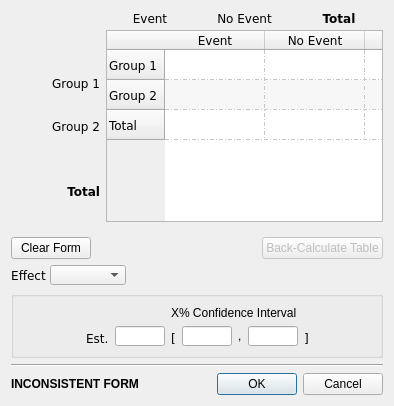
AliSalman-et-al/openmeta-analyst-community, file src/rc_metastudio/forms/binary_data_form2.ui: the form before one commit.
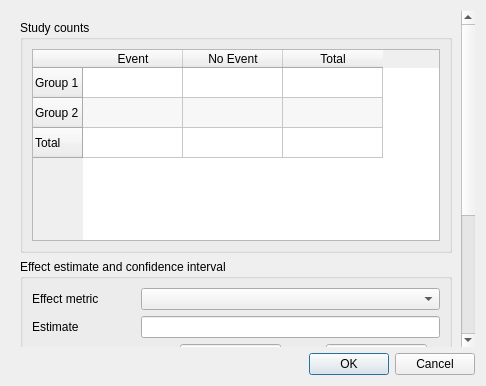
The form after the commit. Icons and pictures are not drawn.

```diff
--- a/src/rc_metastudio/forms/binary_data_form2.ui
+++ b/src/rc_metastudio/forms/binary_data_form2.ui
@@ -2,535 +2,86 @@
 <ui version="4.0">
  <class>BinaryDataForm</class>
  <widget class="QDialog" name="BinaryDataForm">
-  <property name="geometry">
-   <rect>
-    <x>0</x>
-    <y>0</y>
-    <width>394</width>
-    <height>382</height>
-   </rect>
-  </property>
-  <property name="windowTitle">
-   <string>Binary Data</string>
-  </property>
-  <property name="windowIcon">
-   <iconset resource="../images/icons.qrc">
-    <normaloff>:/misc/meta.png</normaloff>:/misc/meta.png</iconset>
-  </property>
-  <layout class="QVBoxLayout" name="verticalLayout_4">
+  <property name="geometry"><rect><x>0</x><y>0</y><width>0</width><height>0</height></rect></property>
+  <property name="windowTitle"><string>Binary Data</string></property>
+  <property name="windowIcon"><iconset resource="../images/icons.qrc"><normaloff>:/misc/meta.png</normaloff>:/misc/meta.png</iconset></property>
+  <layout class="QVBoxLayout" name="dialog_layout">
    <item>
-    <layout class="QVBoxLayout" name="verticalLayout_3">
-     <item>
-      <layout class="QGridLayout" name="gridLayout_5">
-       <property name="bottomMargin">
-        <number>9</number>
-       </property>
-       <property name="verticalSpacing">
-        <number>4</number>
-       </property>
-       <item row="0" column="1">
-        <widget class="QLabel" name="event_lbl_3">
-         <property name="font">
-          <font>
-           <family>Verdana</family>
-          </font>
-         </property>
-         <property name="text">
-          <string>Event</string>
-         </property>
-         <property name="alignment">
-          <set>Qt::AlignCenter</set>
-         </property>
+    <widget class="QScrollArea" name="content_scroll">
+     <property name="frameShape"><enum>QFrame::NoFrame</enum></property>
+     <property name="widgetResizable"><bool>true</bool></property>
+     <property name="horizontalScrollBarPolicy"><enum>Qt::ScrollBarAsNeeded</enum></property>
+     <property name="verticalScrollBarPolicy"><enum>Qt::ScrollBarAsNeeded</enum></property>
+     <widget class="QWidget" name="content_widget">
+      <property name="geometry"><rect><x>0</x><y>0</y><width>0</width><height>0</height></rect></property>
+      <layout class="QVBoxLayout" name="content_layout">
+       <item>
+        <widget class="QGroupBox" name="counts_group">
+         <property name="title"><string>Study counts</string></property>
+         <layout class="QVBoxLayout" name="counts_layout">
+          <item>
+           <widget class="QTableWidget" name="raw_data_table">
+            <property name="sizePolicy"><sizepolicy hsizetype="Expanding" vsizetype="Fixed"><horstretch>1</horstretch><verstretch>0</verstretch></sizepolicy></property>
+            <property name="horizontalScrollBarPolicy"><enum>Qt::ScrollBarAsNeeded</enum></property>
+            <property name="verticalScrollBarPolicy"><enum>Qt::ScrollBarAsNeeded</enum></property>
+            <property name="alternatingRowColors"><bool>true</bool></property>
+            <property name="rowCount"><number>3</number></property>
+            <property name="columnCount"><number>3</number></property>
+            <attribute name="horizontalHeaderHighlightSections"><bool>false</bool></attribute>
+            <attribute name="verticalHeaderHighlightSections"><bool>false</bool></attribute>
+            <row><property name="text"><string>Group 1</string></property></row>
+            <row><property name="text"><string>Group 2</string></property></row>
+            <row><property name="text"><string>Total</string></property></row>
+            <column><property name="text"><string>Event</string></property></column>
+            <column><property name="text"><string>No Event</string></property></column>
+            <column><property name="text"><string>Total</string></property></column>
+           </widget>
+          </item>
+         </layout>
         </widget>
        </item>
-       <item row="0" column="2">
-        <widget class="QLabel" name="label_18">
-         <property name="font">
-          <font>
-           <family>Verdana</family>
-          </font>
-         </property>
-         <property name="text">
-          <string>No Event</string>
-         </property>
-         <property name="alignment">
-          <set>Qt::AlignCenter</set>
-         </property>
+       <item>
+        <widget class="QGroupBox" name="groupBox">
+         <property name="title"><string>Effect estimate and confidence interval</string></property>
+         <layout class="QFormLayout" name="calculator_layout">
+          <property name="fieldGrowthPolicy"><enum>QFormLayout::AllNonFixedFieldsGrow</enum></property>
+          <property name="rowWrapPolicy"><enum>QFormLayout::WrapLongRows</enum></property>
+          <item row="0" column="0"><widget class="QLabel" name="label_17"><property name="text"><string>Effect metric</string></property></widget></item>
+          <item row="0" column="1"><widget class="QComboBox" name="effect_cbo_box"><property name="sizePolicy"><sizepolicy hsizetype="Expanding" vsizetype="Fixed"><horstretch>1</horstretch><verstretch>0</verstretch></sizepolicy></property></widget></item>
+          <item row="1" column="0"><widget class="QLabel" name="est_lbl"><property name="text"><string>Estimate</string></property></widget></item>
+          <item row="1" column="1"><widget class="QLineEdit" name="effect_txt_box"/></item>
+          <item row="2" column="0"><widget class="QLabel" name="ci_label"><property name="toolTip"><string>Confidence interval for the selected effect metric</string></property><property name="text"><string>Confidence interval</string></property><property name="wordWrap"><bool>true</bool></property></widget></item>
+          <item row="2" column="1">
+           <layout class="QHBoxLayout" name="confidence_layout">
+            <item><widget class="QLabel" name="low_lbl"><property name="text"><string>Lower</string></property></widget></item>
+            <item><widget class="QLineEdit" name="low_txt_box"/></item>
+            <item><widget class="QLabel" name="label_23"><property name="text"><string>Upper</string></property></widget></item>
+            <item><widget class="QLineEdit" name="high_txt_box"/></item>
+            <item><widget class="QLabel" name="high_lbl"><property name="text"><string/></property></widget></item>
+           </layout>
+          </item>
+         </layout>
         </widget>
        </item>
-       <item row="0" column="3">
-        <widget class="QLabel" name="label_19">
-         <property name="font">
-          <font>
-           <family>Verdana</family>
-           <weight>75</weight>
-           <bold>true</bold>
-          </font>
-         </property>
-         <property name="text">
-          <string>Total</string>
-         </property>
-         <property name="alignment">
-          <set>Qt::AlignCenter</set>
-         </property>
-        </widget>
+       <item>
+        <layout class="QHBoxLayout" name="calculator_actions_layout">
+         <item><widget class="QPushButton" name="clear_Btn"><property name="text"><string>Clear Form</string></property></widget></item>
+         <item><spacer name="calculator_actions_spacer"><property name="orientation"><enum>Qt::Horizontal</enum></property><property name="sizeHint" stdset="0"><size><width>40</width><height>20</height></size></property></spacer></item>
+         <item><widget class="QPushButton" name="back_calc_btn"><property name="enabled"><bool>false</bool></property><property name="text"><string>Back-Calculate Table</string></property></widget></item>
+        </layout>
        </item>
-       <item row="1" column="0">
-        <widget class="QLabel" name="label_20">
-         <property name="font">
-          <font>
-           <family>Verdana</family>
-          </font>
-         </property>
-         <property name="text">
-          <string>Group 1</string>
-         </property>
-         <property name="alignment">
-          <set>Qt::AlignBottom|Qt::AlignRight|Qt::AlignTrailing</set>
-         </property>
-        </widget>
-       </item>
-       <item row="1" column="1" rowspan="3" colspan="3">
-        <widget class="QTableWidget" name="raw_data_table">
-         <property name="sizePolicy">
-          <sizepolicy hsizetype="Expanding" vsizetype="Fixed">
-           <horstretch>0</horstretch>
-           <verstretch>0</verstretch>
-          </sizepolicy>
-         </property>
-         <property name="minimumSize">
-         <size>
-           <width>0</width>
-           <height>0</height>
-          </size>
-         </property>
-         <property name="maximumSize">
-          <size>
-           <width>16777215</width>
-           <height>16777215</height>
-          </size>
-         </property>
-         <property name="font">
-          <font>
-           <family>Verdana</family>
-          </font>
-         </property>
-         <property name="frameShadow">
-          <enum>QFrame::Plain</enum>
-         </property>
-         <property name="lineWidth">
-          <number>1</number>
-         </property>
-         <property name="verticalScrollBarPolicy">
-          <enum>Qt::ScrollBarAlwaysOff</enum>
-         </property>
-         <property name="horizontalScrollBarPolicy">
-          <enum>Qt::ScrollBarAlwaysOff</enum>
-         </property>
-         <property name="showDropIndicator" stdset="0">
-          <bool>true</bool>
-         </property>
-         <property name="alternatingRowColors">
-          <bool>true</bool>
-         </property>
-         <property name="showGrid">
-          <bool>true</bool>
-         </property>
-         <property name="gridStyle">
-          <enum>Qt::DashDotLine</enum>
-         </property>
-         <property name="rowCount">
-          <number>3</number>
-         </property>
-         <property name="columnCount">
-          <number>3</number>
-         </property>
-         <attribute name="horizontalHeaderVisible">
-          <bool>true</bool>
-         </attribute>
-         <attribute name="horizontalHeaderHighlightSections">
-          <bool>false</bool>
-         </attribute>
-         <attribute name="verticalHeaderVisible">
-          <bool>true</bool>
-         </attribute>
-         <row>
-          <property name="text">
-           <string>Group 1</string>
-          </property>
-         </row>
-         <row>
-          <property name="text">
-           <string>Group 2</string>
-          </property>
-         </row>
-         <row>
-          <property name="text">
-           <string>Total</string>
-          </property>
-         </row>
-         <column>
-          <property name="text">
-           <string>Event</string>
-          </property>
-         </column>
-         <column>
-          <property name="text">
-           <string>No Event</string>
-          </property>
-         </column>
-         <column>
-          <property name="text">
-           <string>Total</string>
-          </property>
-         </column>
-        </widget>
-       </item>
-       <item row="2" column="0">
-        <widget class="QLabel" name="label_21">
-         <property name="font">
-          <font>
-           <family>Verdana</family>
-          </font>
-         </property>
-         <property name="text">
-          <string>Group 2</string>
-         </property>
-         <property name="alignment">
-          <set>Qt::AlignRight|Qt::AlignTrailing|Qt::AlignVCenter</set>
-         </property>
-        </widget>
-       </item>
-       <item row="3" column="0">
-        <widget class="QLabel" name="label_22">
-         <property name="font">
-          <font>
-           <family>Verdana</family>
-           <weight>75</weight>
-           <bold>true</bold>
-          </font>
-         </property>
-         <property name="text">
-          <string>Total</string>
-         </property>
-         <property name="alignment">
-          <set>Qt::AlignRight|Qt::AlignTrailing|Qt::AlignVCenter</set>
-         </property>
-        </widget>
-       </item>
+       <item><widget class="QLabel" name="inconsistencyLabel"><property name="text"><string>INCONSISTENT FORM</string></property><property name="wordWrap"><bool>true</bool></property></widget></item>
+       <item><widget class="QLabel" name="event_lbl_3"><property name="text"><string/></property></widget></item>
+       <item><widget class="QLabel" name="label_18"><property name="text"><string/></property></widget></item>
+       <item><widget class="QLabel" name="label_19"><property name="text"><string/></property></widget></item>
+       <item><widget class="QLabel" name="label_20"><property name="text"><string/></property></widget></item>
+       <item><widget class="QLabel" name="label_21"><property name="text"><string/></property></widget></item>
+       <item><widget class="QLabel" name="label_22"><property name="text"><string/></property></widget></item>
       </layout>
-     </item>
-    </layout>
-   </item>
-   <item>
-    <layout class="QHBoxLayout" name="horizontalLayout_17">
-     <item>
-      <widget class="QPushButton" name="clear_Btn">
-       <property name="text">
-        <string>Clear Form</string>
-       </property>
-      </widget>
-     </item>
-     <item>
-      <spacer name="horizontalSpacer_17">
-       <property name="orientation">
-        <enum>Qt::Horizontal</enum>
-       </property>
-       <property name="sizeHint" stdset="0">
-        <size>
-         <width>40</width>
-         <height>20</height>
-        </size>
-       </property>
-      </spacer>
-     </item>
-     <item>
-      <widget class="QPushButton" name="back_calc_btn">
-       <property name="enabled">
-        <bool>false</bool>
-       </property>
-       <property name="text">
-        <string>Back-Calculate Table</string>
-       </property>
-      </widget>
-     </item>
-    </layout>
-   </item>
-   <item>
-    <layout class="QHBoxLayout" name="horizontalLayout_13">
-     <property name="spacing">
-      <number>4</number>
-     </property>
-     <item>
-      <widget class="QLabel" name="label_17">
-       <property name="font">
-        <font>
-         <family>Verdana</family>
-        </font>
-       </property>
-       <property name="text">
-        <string>Effect</string>
-       </property>
-       <property name="alignment">
-        <set>Qt::AlignCenter</set>
-       </property>
-      </widget>
-     </item>
-     <item>
-      <widget class="QComboBox" name="effect_cbo_box">
-       <property name="minimumSize">
-        <size>
-         <width>76</width>
-         <height>20</height>
-        </size>
-       </property>
-       <property name="maximumSize">
-        <size>
-         <width>76</width>
-         <height>20</height>
-        </size>
-       </property>
-      </widget>
-     </item>
-     <item>
-      <spacer name="horizontalSpacer_13">
-       <property name="orientation">
-        <enum>Qt::Horizontal</enum>
-       </property>
-       <property name="sizeHint" stdset="0">
-        <size>
-         <width>40</width>
-         <height>20</height>
-        </size>
-       </property>
-      </spacer>
-     </item>
-    </layout>
-   </item>
-   <item>
-    <widget class="QGroupBox" name="groupBox">
-     <property name="title">
-      <string/>
-     </property>
-     <layout class="QGridLayout" name="gridLayout_6">
-      <item row="0" column="0" rowspan="2">
-       <spacer name="horizontalSpacer_15">
-        <property name="orientation">
-         <enum>Qt::Horizontal</enum>
-        </property>
-        <property name="sizeHint" stdset="0">
-         <size>
-          <width>32</width>
-          <height>20</height>
-         </size>
-        </property>
-       </spacer>
-      </item>
-      <item row="0" column="2">
-       <widget class="QLabel" name="ci_label">
-        <property name="toolTip">
-         <string>Use the box to the left to set the % confidence interval</string>
-        </property>
-        <property name="text">
-         <string>X% Confidence Interval</string>
-        </property>
-       </widget>
-      </item>
-      <item row="0" column="3" rowspan="2">
-       <spacer name="horizontalSpacer_16">
-        <property name="orientation">
-         <enum>Qt::Horizontal</enum>
-        </property>
-        <property name="sizeHint" stdset="0">
-         <size>
-          <width>32</width>
-          <height>20</height>
-         </size>
-        </property>
-       </spacer>
-      </item>
-      <item row="1" column="1">
-       <layout class="QHBoxLayout" name="horizontalLayout_15">
-        <item>
-         <widget class="QLabel" name="est_lbl">
-          <property name="minimumSize">
-           <size>
-            <width>0</width>
-            <height>20</height>
-           </size>
-          </property>
-          <property name="maximumSize">
-           <size>
-            <width>16777215</width>
-            <height>20</height>
-           </size>
-          </property>
-          <property name="font">
-           <font>
-            <family>Verdana</family>
-           </font>
-          </property>
-          <property name="text">
-           <string>Est.</string>
-          </property>
-          <property name="alignment">
-           <set>Qt::AlignBottom|Qt::AlignLeading|Qt::AlignLeft</set>
-          </property>
-         </widget>
-        </item>
-        <item>
-         <widget class="QLineEdit" name="effect_txt_box">
-          <property name="minimumSize">
-           <size>
-            <width>50</width>
-            <height>20</height>
-           </size>
-          </property>
-          <property name="maximumSize">
-           <size>
-            <width>50</width>
-            <height>20</height>
-           </size>
-          </property>
-         </widget>
-        </item>
-       </layout>
-      </item>
-      <item row="1" column="2">
-       <layout class="QHBoxLayout" name="horizontalLayout_16">
-        <item>
-         <widget class="QLabel" name="low_lbl">
-          <property name="maximumSize">
-           <size>
-            <width>16777215</width>
-            <height>20</height>
-           </size>
-          </property>
-          <property name="font">
-           <font>
-            <family>Verdana</family>
-           </font>
-          </property>
-          <property name="text">
-           <string>[</string>
-          </property>
-          <property name="alignment">
-           <set>Qt::AlignBottom|Qt::AlignLeading|Qt::AlignLeft</set>
-          </property>
-         </widget>
-        </item>
-        <item>
-         <widget class="QLineEdit" name="low_txt_box">
-          <property name="minimumSize">
-           <size>
-            <width>50</width>
-            <height>20</height>
-           </size>
-          </property>
-          <property name="maximumSize">
-           <size>
-            <width>50</width>
-            <height>20</height>
-           </size>
-          </property>
-         </widget>
-        </item>
-        <item>
-         <widget class="QLabel" name="label_23">
-          <property name="text">
-           <string>,</string>
-          </property>
-         </widget>
-        </item>
-        <item>
-         <widget class="QLineEdit" name="high_txt_box">
-          <property name="minimumSize">
-           <size>
-            <width>50</width>
-            <height>20</height>
-           </size>
-          </property>
-          <property name="maximumSize">
-           <size>
-            <width>50</width>
-            <height>20</height>
-           </size>
-          </property>
-         </widget>
-        </item>
-        <item>
-         <widget class="QLabel" name="high_lbl">
-          <property name="maximumSize">
-           <size>
-            <width>16777215</width>
-            <height>20</height>
-           </size>
-          </property>
-          <property name="font">
-           <font>
-            <family>Verdana</family>
-           </font>
-          </property>
-          <property name="text">
-           <string>]</string>
-          </property>
-          <property name="alignment">
-           <set>Qt::AlignBottom|Qt::AlignLeading|Qt::AlignLeft</set>
-          </property>
-         </widget>
-        </item>
-       </layout>
-      </item>
-     </layout>
+     </widget>
     </widget>
    </item>
-   <item>
-    <widget class="Line" name="line">
-     <property name="orientation">
-      <enum>Qt::Horizontal</enum>
-     </property>
-    </widget>
-   </item>
-   <item>
-    <layout class="QHBoxLayout" name="horizontalLayout_14">
-     <item>
-      <widget class="QLabel" name="inconsistencyLabel">
-       <property name="font">
-        <font>
-         <weight>75</weight>
-         <bold>true</bold>
-        </font>
-       </property>
-       <property name="text">
-        <string>INCONSISTENT FORM</string>
-       </property>
-      </widget>
-     </item>
-     <item>
-      <spacer name="horizontalSpacer_14">
-       <property name="orientation">
-        <enum>Qt::Horizontal</enum>
-       </property>
-       <property name="sizeHint" stdset="0">
-        <size>
-         <width>40</width>
-         <height>20</height>
-        </size>
-       </property>
-      </spacer>
-     </item>
-     <item>
-      <widget class="QDialogButtonBox" name="buttonBox">
-       <property name="orientation">
-        <enum>Qt::Horizontal</enum>
-       </property>
-       <property name="standardButtons">
-        <set>QDialogButtonBox::Cancel|QDialogButtonBox::Ok</set>
-       </property>
-      </widget>
-     </item>
-    </layout>
-   </item>
+   <item><widget class="QDialogButtonBox" name="buttonBox"><property name="orientation"><enum>Qt::Horizontal</enum></property><property name="standardButtons"><set>QDialogButtonBox::Cancel|QDialogButtonBox::Ok</set></property></widget></item>
   </layout>
  </widget>
  <tabstops>
```
Left out of the diff: 47 changed lines with no effect on the pictures.
